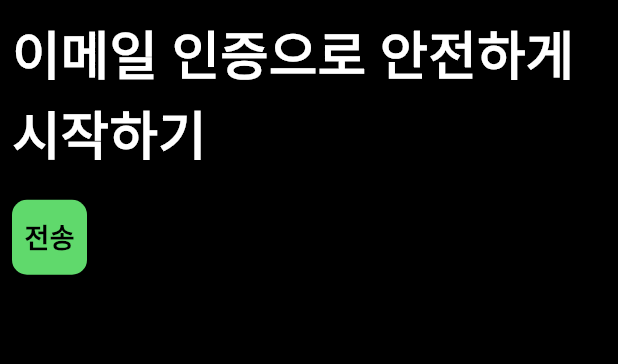
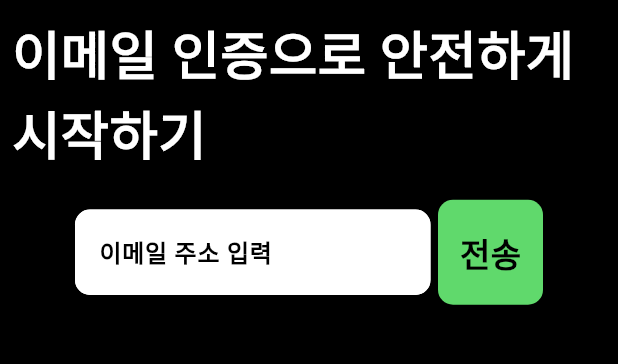
Before and after one commit to Astrum93/Mimic_mobile, a Flutter app: the JoinScreen screen opened directly, on a phone screen of 412 x 824 dp, the part 59-423 px from its top. Run offline on Flutter 3.47's test engine with Material 3 defaults, Android fonts, the phone set to English and light mode, and no system bars.

Commit message:
240129 회원가입 화면 구성 완료

```diff
--- a/lib/main/home/join/join_screen.dart
+++ b/lib/main/home/join/join_screen.dart
@@ -1,5 +1,6 @@
 import 'package:flutter/material.dart';
 import 'package:mimic_mobile/common/constant/app_colors.dart';
+import 'package:mimic_mobile/main/home/home_screen.dart';
 
 class JoinScreen extends StatefulWidget {
   const JoinScreen({super.key});
@@ -21,7 +22,10 @@ class _JoinScreenState extends State<JoinScreen> {
               Align(
                 alignment: Alignment.topLeft,
                 child: GestureDetector(
-                  onTap: () {},
+                  onTap: () {
+                    Navigator.of(context).push(
+                        MaterialPageRoute(builder: (context) => HomeScreen()));
+                  },
                   child: Image.asset(
                     'assets/image/mimic.png',
                     scale: 4,
@@ -38,13 +42,47 @@ class _JoinScreenState extends State<JoinScreen> {
                 ),
               ),
               const SizedBox(height: 20),
-              Row(
+              Container(
+                width: MediaQuery.of(context).size.width - 100,
+                child: Row(
                   children: [
+                    Flexible(
+                      child: TextFormField(
+                        keyboardType: TextInputType.text,
+                        obscureText: false,
+                        cursorColor: Colors.black,
+                        style: const TextStyle(color: Colors.black),
+                        decoration: const InputDecoration(
+                          filled: true,
+                          fillColor: Colors.white,
+                          hintText: '이메일 주소 입력',
+                          hintStyle: TextStyle(
+                            color: Colors.black,
+                            fontWeight: FontWeight.bold,
+                          ),
+                          enabledBorder: OutlineInputBorder(
+                            borderSide: BorderSide(color: Colors.white),
+                            borderRadius: BorderRadius.all(
+                              Radius.circular(10),
+                            ),
+                          ),
+                          focusedBorder: OutlineInputBorder(
+                            borderSide: BorderSide(color: Colors.white),
+                            borderRadius: BorderRadius.all(
+                              Radius.circular(10),
+                            ),
+                          ),
+                        ),
+                      ),
+                    ),
+                    const SizedBox(width: 5),
                     GestureDetector(
-                    onTap: () {},
+                      onTap: () {
+                        debugPrint('전송');
+                      },
                       child: Container(
-                      width: 50,
-                      height: 50,
+                        width: 70,
+                        height: 70,
                         decoration: BoxDecoration(
                           color: AppColors.mainColor,
                           borderRadius: BorderRadius.circular(10),
@@ -54,7 +92,7 @@ class _JoinScreenState extends State<JoinScreen> {
                             '전송',
                             style: TextStyle(
                               color: Colors.black,
-                            fontSize: 18,
+                              fontSize: 22,
                               fontWeight: FontWeight.bold,
                             ),
                           ),
@@ -63,6 +101,7 @@ class _JoinScreenState extends State<JoinScreen> {
                     ),
                   ],
                 ),
+              ),
             ],
           ),
         ),
```
Lines whose indentation alone changed are shown as unchanged.
